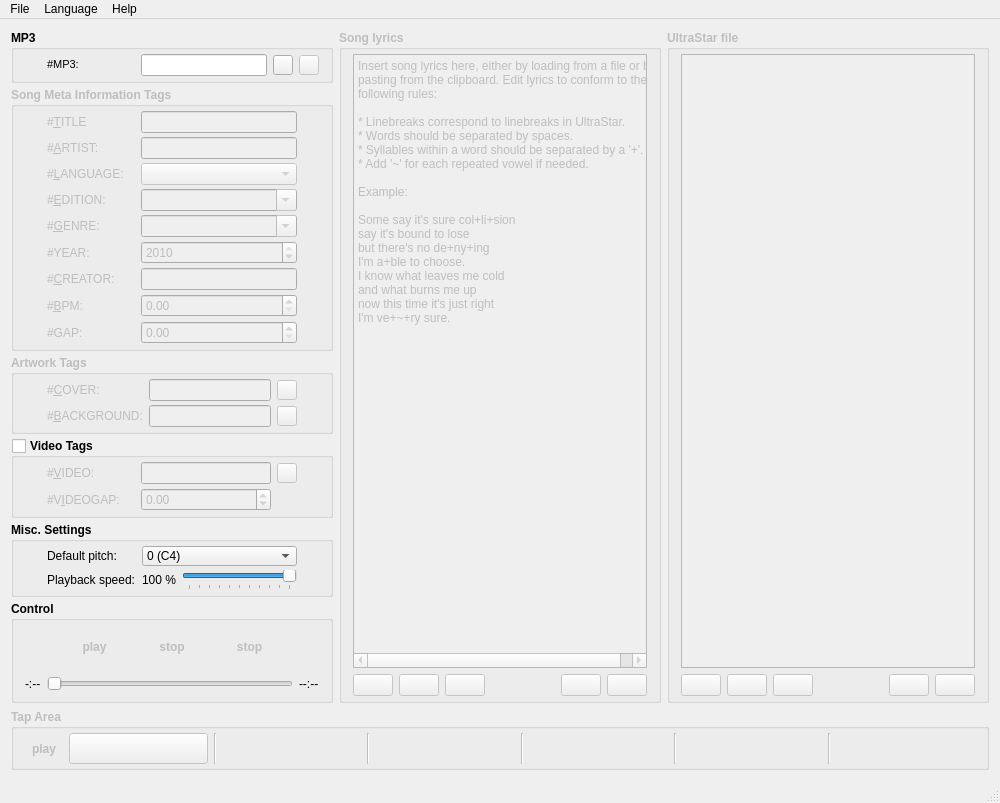
UltraStar-Deluxe/UltraStar-Creator, file src/QCMainWindow.ui: the form before one commit.
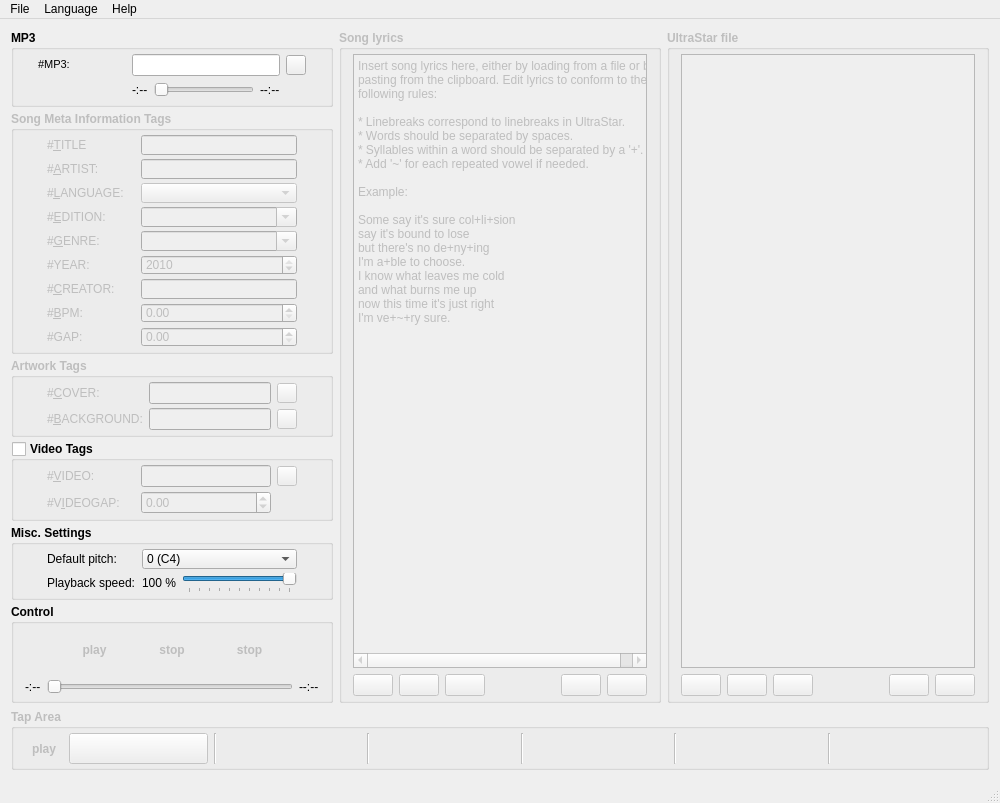
The form after the commit. Icons and pictures are not drawn.

Commit message: added play/stop/rewind buttons for preview play (without function so far)

What changed in the file:
```diff
--- a/src/QCMainWindow.ui
+++ b/src/QCMainWindow.ui
@@ -78,7 +78,7 @@
             <number>4</number>
            </property>
            <item row="0" column="0">
-            <layout class="QGridLayout" name="gridLayout_MP3" rowstretch="0" columnstretch="0,0,1,0,0" columnminimumwidth="16,88,0,16,16">
+            <layout class="QGridLayout" name="gridLayout_MP3" rowstretch="0,0" columnstretch="0,0,0,0,0">
              <property name="verticalSpacing">
               <number>4</number>
              </property>
@@ -197,22 +197,7 @@
               </widget>
              </item>
              <item row="0" column="4">
-              <widget class="QPushButton" name="pushButton_PreviewPlayPause">
-               <property name="enabled">
-                <bool>false</bool>
-               </property>
-               <property name="sizePolicy">
-                <sizepolicy hsizetype="Fixed" vsizetype="Fixed">
-                 <horstretch>0</horstretch>
-                 <verstretch>0</verstretch>
-                </sizepolicy>
-               </property>
-               <property name="maximumSize">
-                <size>
-                 <width>20</width>
-                 <height>20</height>
-                </size>
-               </property>
+              <widget class="QLabel" name="label_MP3Set">
                <property name="statusTip">
                 <string>Preview MP3 file for correct syllabification of the song's lyrics.</string>
                </property>
@@ -225,6 +210,146 @@
                </property>
               </widget>
              </item>
+             <item row="1" column="2">
+              <layout class="QHBoxLayout" name="horizontalLayout_PreviewPlayProgress" stretch="0,0,0">
+               <property name="sizeConstraint">
+                <enum>QLayout::SetDefaultConstraint</enum>
+               </property>
+               <item>
+                <widget class="QLabel" name="label_PreviewTimeElapsed">
+                 <property name="font">
+                  <font>
+                   <weight>50</weight>
+                   <bold>false</bold>
+                  </font>
+                 </property>
+                 <property name="text">
+                  <string>-:--</string>
+                 </property>
+                </widget>
+               </item>
+               <item>
+                <widget class="QSlider" name="horizontalSlider_PreviewMP3">
+                 <property name="orientation">
+                  <enum>Qt::Horizontal</enum>
+                 </property>
+                </widget>
+               </item>
+               <item>
+                <widget class="QLabel" name="label_PreviewTimeToRun">
+                 <property name="font">
+                  <font>
+                   <weight>50</weight>
+                   <bold>false</bold>
+                  </font>
+                 </property>
+                 <property name="text">
+                  <string>--:--</string>
+                 </property>
+                </widget>
+               </item>
+              </layout>
+             </item>
+             <item row="1" column="1">
+              <layout class="QHBoxLayout" name="horizontalLayout_PlayerButtons_2" stretch="0,0,0">
+               <item>
+                <widget class="QPushButton" name="pushButton_PreviewPlayPause">
+                 <property name="enabled">
+                  <bool>false</bool>
+                 </property>
+                 <property name="sizePolicy">
+                  <sizepolicy hsizetype="Fixed" vsizetype="Fixed">
+                   <horstretch>0</horstretch>
+                   <verstretch>0</verstretch>
+                  </sizepolicy>
+                 </property>
+                 <property name="maximumSize">
+                  <size>
+                   <width>20</width>
+                   <height>20</height>
+                  </size>
+                 </property>
+                 <property name="statusTip">
+                  <string>Preview MP3 file for correct syllabification of the song's lyrics.</string>
+                 </property>
+                 <property name="text">
+                  <string/>
+                 </property>
+                 <property name="icon">
+                  <iconset resource="resources/usc.qrc">
+                   <normaloff>:/control_play_blue.png</normaloff>:/control_play_blue.png</iconset>
+                 </property>
+                 <property name="flat">
+                  <bool>true</bool>
+                 </property>
+                </widget>
+               </item>
+               <item>
+                <widget class="QPushButton" name="pushButton_PreviewStop">
+                 <property name="enabled">
+                  <bool>false</bool>
+                 </property>
+                 <property name="sizePolicy">
+                  <sizepolicy hsizetype="Fixed" vsizetype="Fixed">
+                   <horstretch>0</horstretch>
+                   <verstretch>0</verstretch>
+                  </sizepolicy>
+                 </property>
+                 <property name="maximumSize">
+                  <size>
+                   <width>20</width>
+                   <height>20</height>
+                  </size>
+                 </property>
+                 <property name="statusTip">
+                  <string>Preview MP3 file for correct syllabification of the song's lyrics.</string>
+                 </property>
+                 <property name="text">
+                  <string/>
+                 </property>
+                 <property name="icon">
+                  <iconset resource="resources/usc.qrc">
+                   <normaloff>:/control_stop_blue.png</normaloff>:/control_stop_blue.png</iconset>
+                 </property>
+                 <property name="flat">
+                  <bool>true</bool>
+                 </property>
+                </widget>
+               </item>
+               <item>
+                <widget class="QPushButton" name="pushButton_PreviewRewind">
+                 <property name="enabled">
+                  <bool>false</bool>
+                 </property>
+                 <property name="sizePolicy">
+                  <sizepolicy hsizetype="Fixed" vsizetype="Fixed">
+                   <horstretch>0</horstretch>
+                   <verstretch>0</verstretch>
+                  </sizepolicy>
+                 </property>
+                 <property name="maximumSize">
+                  <size>
+                   <width>20</width>
+                   <height>20</height>
+                  </size>
+                 </property>
+                 <property name="statusTip">
+                  <string>Preview MP3 file for correct syllabification of the song's lyrics.</string>
+                 </property>
+                 <property name="text">
+                  <string/>
+                 </property>
+                 <property name="icon">
+                  <iconset resource="resources/usc.qrc">
+                   <normaloff>:/control_start_blue.png</normaloff>:/control_start_blue.png</iconset>
+                 </property>
+                 <property name="flat">
+                  <bool>true</bool>
+                 </property>
+                </widget>
+               </item>
+              </layout>
+             </item>
             </layout>
            </item>
            <item row="1" column="0">
```
Left out of the diff: 135 changed lines with no effect on the pictures. The commit also changes 6 other files.
